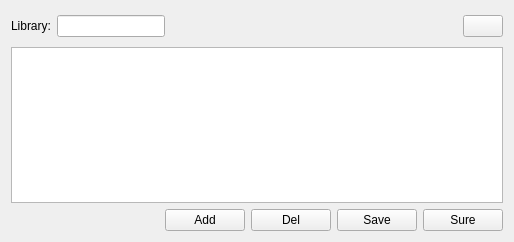
Before: the Qt Designer form tank/qlibraryform.ui in photonlili/Tank, drawn with Qt 5.
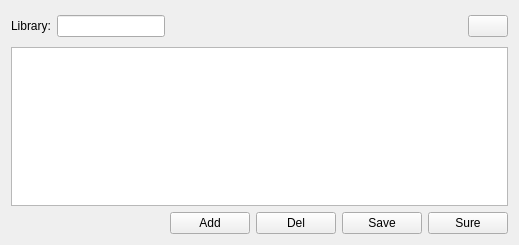
After: the same form once the commit is applied. Custom widgets are drawn as their Qt base class.

Diff of the .ui file:
```diff
--- a/tank/qlibraryform.ui
+++ b/tank/qlibraryform.ui
@@ -6,8 +6,8 @@
    <rect>
     <x>0</x>
     <y>0</y>
-    <width>514</width>
-    <height>242</height>
+    <width>519</width>
+    <height>245</height>
    </rect>
   </property>
   <property name="focusPolicy">
```
